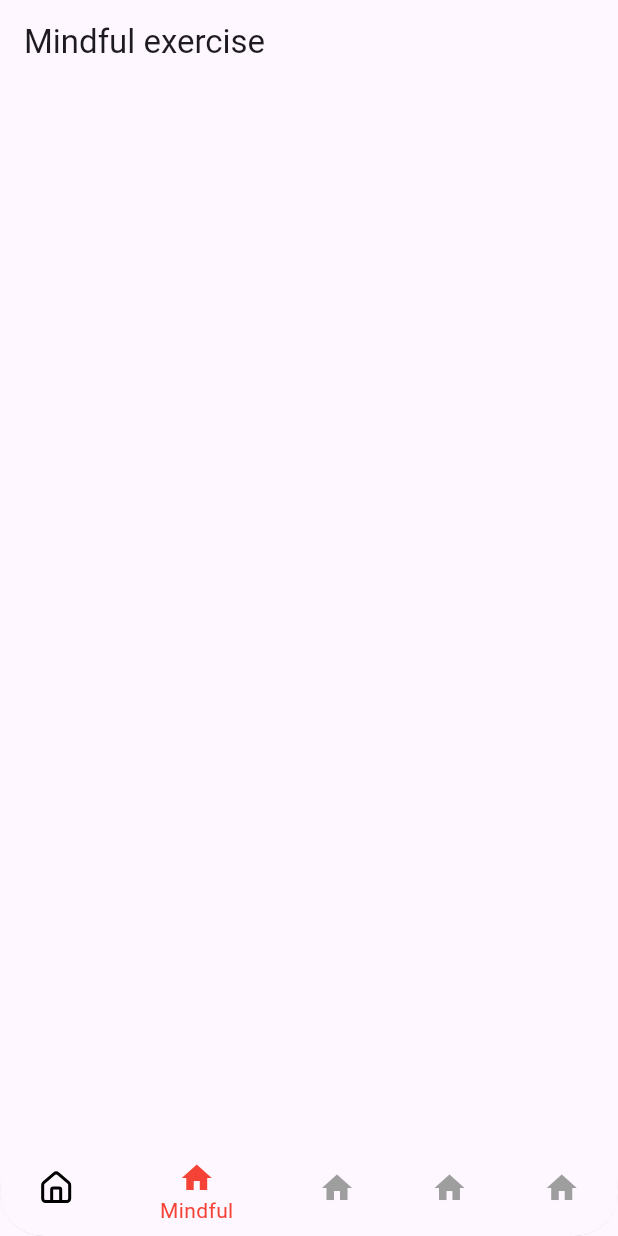
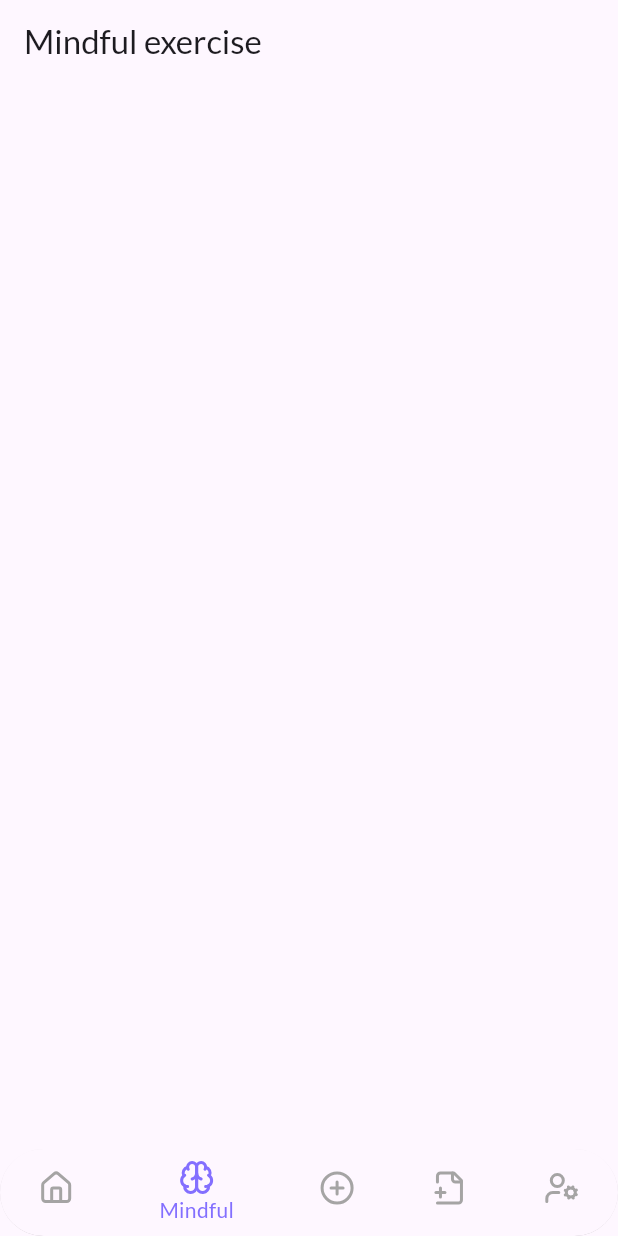
Before and after one commit to PathumDilhara/Meditator-Mobile-App, a Flutter app: the screen it shows after launch, item 2 of the bottom bar chosen, on a phone screen of 412 x 824 dp. Run offline on Flutter 3.47's test engine with Material 3 defaults, Android fonts, the phone set to English and light mode, and no system bars; our stand-ins replace flutter_svg, google_fonts.

Commit message:
Svg icon color set & lato google font added

```diff
--- a/lib/main.dart
+++ b/lib/main.dart
@@ -1,4 +1,5 @@
 import 'package:flutter/material.dart';
+import 'package:google_fonts/google_fonts.dart';
 import 'package:meditator_mobile_app/pages/main_page.dart';
 
 void main() {
@@ -13,7 +14,10 @@
     return MaterialApp(
         debugShowCheckedModeBanner: false,
         title: "Meditator",
-        home: MainPage());
+        theme: ThemeData(
+          fontFamily: GoogleFonts.lato().fontFamily,
+        ),
+        home: const MainPage());
   }
 }
 
--- a/lib/pages/main_page.dart
+++ b/lib/pages/main_page.dart
@@ -5,6 +5,7 @@ import 'package:meditator_mobile_app/pages/main_screens/custom_exercises_page.da
 import 'package:meditator_mobile_app/pages/main_screens/home_page.dart';
 import 'package:meditator_mobile_app/pages/main_screens/mindful_exercise_page.dart';
 import 'package:meditator_mobile_app/pages/main_screens/profile_page.dart';
+import 'package:meditator_mobile_app/utils/colors.dart';
 
 class MainPage extends StatefulWidget {
   const MainPage({super.key});
@@ -34,7 +35,6 @@ class _MainPageState extends State<MainPage> {
   void _onItemTapped(int index) {
     setState(() {
       _selectedIndex = index;
-      print(index);
     });
   }
 
@@ -47,14 +47,74 @@ class _MainPageState extends State<MainPage> {
           onTap: _onItemTapped,
           currentIndex: _selectedIndex,
           items: [
-            BottomNavigationBarItem(icon: SvgPicture.asset("assets/icons/house.svg"), label: "Home"),
-            BottomNavigationBarItem(icon: Icon(Icons.home), label: "Mindful"),
-            BottomNavigationBarItem(icon: Icon(Icons.home), label: "Create"),
-            BottomNavigationBarItem(icon: Icon(Icons.home), label: "Custom"),
-            BottomNavigationBarItem(icon: Icon(Icons.home), label: "Profile"),
+            BottomNavigationBarItem(
+              icon: SvgPicture.asset(
+                "assets/icons/house.svg",
+                colorFilter: ColorFilter.mode(
+                  _selectedIndex == 0
+                      ? AppColors.primaryPurple
+                      : AppColors.primaryGrey,
+                  BlendMode.srcIn,
+                ),
+                semanticsLabel: "home svg",
+              ),
+              label: "Home",
+            ),
+            BottomNavigationBarItem(
+              icon: SvgPicture.asset(
+                "assets/icons/brain.svg",
+                colorFilter: ColorFilter.mode(
+                  _selectedIndex == 1
+                      ? AppColors.primaryPurple
+                      : AppColors.primaryGrey,
+                  BlendMode.srcIn,
+                ),
+                semanticsLabel: "brain svg",
+              ),
+              label: "Mindful",
+            ),
+            BottomNavigationBarItem(
+              icon: SvgPicture.asset(
+                "assets/icons/circle-plus.svg",
+                colorFilter: ColorFilter.mode(
+                  _selectedIndex == 2
+                      ? AppColors.primaryPurple
+                      : AppColors.primaryGrey,
+                  BlendMode.srcIn,
+                ),
+                semanticsLabel: "circle-plus svg",
+              ),
+              label: "Create",
+            ),
+            BottomNavigationBarItem(
+              icon: SvgPicture.asset(
+                "assets/icons/file-plus-2.svg",
+                colorFilter: ColorFilter.mode(
+                  _selectedIndex == 3
+                      ? AppColors.primaryPurple
+                      : AppColors.primaryGrey,
+                  BlendMode.srcIn,
+                ),
+                semanticsLabel: "file-plus-2 svg",
+              ),
+              label: "Custom",
+            ),
+            BottomNavigationBarItem(
+              icon: SvgPicture.asset(
+                "assets/icons/user-cog.svg",
+                colorFilter: ColorFilter.mode(
+                  _selectedIndex == 4
+                      ? AppColors.primaryPurple
+                      : AppColors.primaryGrey,
+                  BlendMode.srcIn,
+                ),
+                semanticsLabel: "user-cog svg",
+              ),
+              label: "Profile",
+            ),
           ],
-          selectedItemColor: Colors.red,
-          unselectedItemColor: Colors.grey,
+          selectedItemColor: AppColors.primaryPurple,
+          unselectedItemColor: AppColors.primaryGrey,
         ),
       ),
       body: _pages[_selectedIndex],
```
